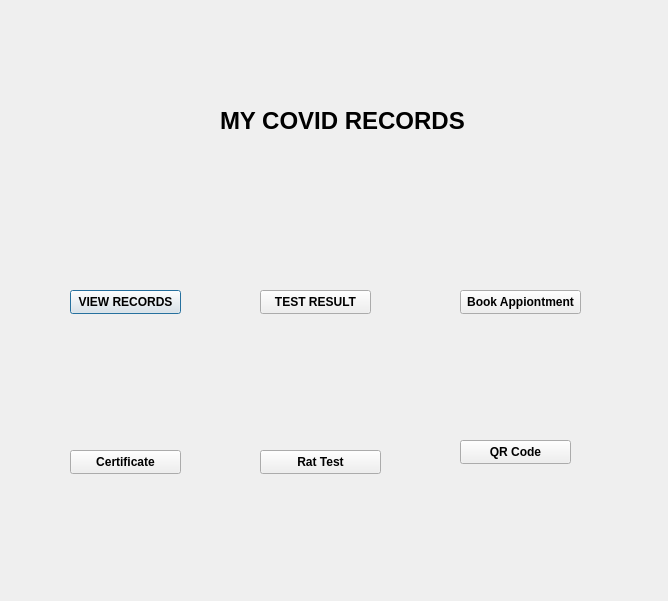
First picture: the form in MyCovidRecordsQt/dashboard.ui, repository BrooklynRobertson/106.2, before the edit.
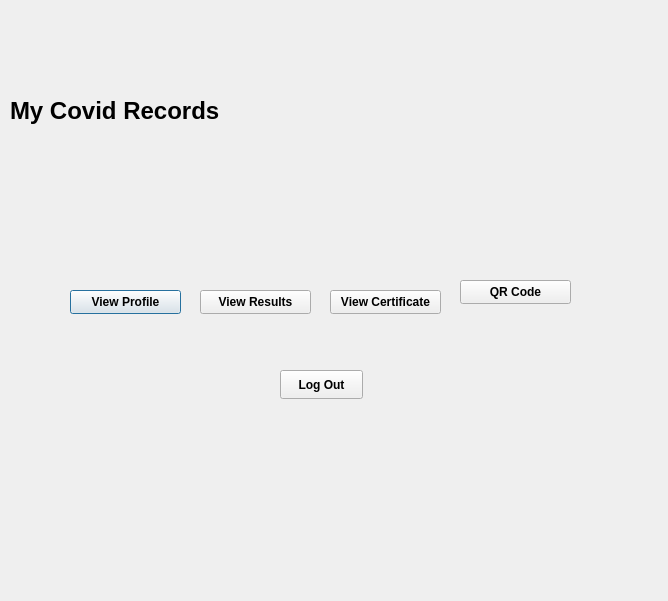
Second picture: the form after the edit. Icons and pictures are not drawn.

The edit to the form file:
```diff
--- a/MyCovidRecordsQt/dashboard.ui
+++ b/MyCovidRecordsQt/dashboard.ui
@@ -18,25 +18,6 @@
   <property name="windowTitle">
    <string>DASHBOARD MENU</string>
   </property>
-  <widget class="QLabel" name="label">
-   <property name="geometry">
-    <rect>
-     <x>220</x>
-     <y>100</y>
-     <width>251</width>
-     <height>41</height>
-    </rect>
-   </property>
-   <property name="font">
-    <font>
-     <pointsize>18</pointsize>
-     <bold>true</bold>
-    </font>
-   </property>
-   <property name="text">
-    <string>MY COVID RECORDS</string>
-   </property>
-  </widget>
   <widget class="QWidget" name="logo" native="true">
    <property name="geometry">
     <rect>
@@ -68,13 +49,13 @@
     </font>
    </property>
    <property name="text">
-    <string>VIEW RECORDS</string>
+    <string>View Profile</string>
    </property>
   </widget>
   <widget class="QPushButton" name="pushButtontest">
    <property name="geometry">
     <rect>
-     <x>260</x>
+     <x>200</x>
      <y>290</y>
      <width>111</width>
      <height>24</height>
@@ -86,58 +67,27 @@
     </font>
    </property>
    <property name="text">
-    <string>TEST RESULT</string>
-   </property>
-  </widget>
-  <widget class="QPushButton" name="pushButtonbook">
-   <property name="geometry">
-    <rect>
-     <x>460</x>
-     <y>290</y>
-     <width>121</width>
-     <height>24</height>
-    </rect>
-   </property>
-   <property name="font">
-    <font>
-     <bold>true</bold>
-    </font>
-   </property>
-   <property name="text">
-    <string>Book Appiontment</string>
+    <string>View Results</string>
    </property>
   </widget>
   <widget class="QPushButton" name="pushButtoncertificate">
    <property name="geometry">
     <rect>
-     <x>70</x>
-     <y>450</y>
+     <x>330</x>
+     <y>290</y>
      <width>111</width>
      <height>24</height>
     </rect>
    </property>
    <property name="text">
-    <string>Certificate</string>
-   </property>
-  </widget>
-  <widget class="QPushButton" name="pushButtonrat">
-   <property name="geometry">
-    <rect>
-     <x>260</x>
-     <y>450</y>
-     <width>121</width>
-     <height>24</height>
-    </rect>
-   </property>
-   <property name="text">
-    <string>Rat Test</string>
+    <string>View Certificate</string>
    </property>
   </widget>
   <widget class="QPushButton" name="pushButtonQR">
    <property name="geometry">
     <rect>
      <x>460</x>
-     <y>440</y>
+     <y>280</y>
      <width>111</width>
      <height>24</height>
     </rect>
@@ -173,7 +123,7 @@
   <widget class="QWidget" name="layoutWidget">
    <property name="geometry">
     <rect>
-     <x>260</x>
+     <x>200</x>
      <y>180</y>
      <width>111</width>
      <height>111</height>
@@ -196,32 +146,8 @@
   <widget class="QWidget" name="layoutWidget">
    <property name="geometry">
     <rect>
-     <x>460</x>
+     <x>330</x>
      <y>180</y>
-     <width>121</width>
-     <height>111</height>
-    </rect>
-   </property>
-   <layout class="QVBoxLayout" name="verticalLayout_4">
-    <item>
-     <widget class="QWidget" name="book" native="true">
-      <property name="styleSheet">
-       <string notr="true">#book {
-border-image: url(:/images/book appiontment.png)
-
-}
-</string>
-      </property>
-      <layout class="QVBoxLayout" name="verticalLayout_3"/>
-     </widget>
-    </item>
-   </layout>
-  </widget>
-  <widget class="QWidget" name="layoutWidget">
-   <property name="geometry">
-    <rect>
-     <x>70</x>
-     <y>340</y>
      <width>111</width>
      <height>111</height>
     </rect>
@@ -240,34 +166,11 @@
     </item>
    </layout>
   </widget>
-  <widget class="QWidget" name="layoutWidget">
-   <property name="geometry">
-    <rect>
-     <x>260</x>
-     <y>340</y>
-     <width>121</width>
-     <height>111</height>
-    </rect>
-   </property>
-   <layout class="QVBoxLayout" name="verticalLayout_6">
-    <item>
-     <widget class="QWidget" name="rat" native="true">
-      <property name="styleSheet">
-       <string notr="true">#rat {
-border-image: url(:/images/testresult.png)
-
-}
-</string>
-      </property>
-     </widget>
-    </item>
-   </layout>
-  </widget>
   <widget class="QSplitter" name="splitter">
    <property name="geometry">
     <rect>
      <x>460</x>
-     <y>340</y>
+     <y>180</y>
      <width>111</width>
      <height>101</height>
     </rect>
@@ -285,6 +188,38 @@
     </property>
    </widget>
   </widget>
+  <widget class="QPushButton" name="pushButton">
+   <property name="geometry">
+    <rect>
+     <x>280</x>
+     <y>370</y>
+     <width>83</width>
+     <height>29</height>
+    </rect>
+   </property>
+   <property name="text">
+    <string>Log Out</string>
+   </property>
+  </widget>
+  <widget class="QLabel" name="label">
+   <property name="geometry">
+    <rect>
+     <x>10</x>
+     <y>90</y>
+     <width>311</width>
+     <height>41</height>
+    </rect>
+   </property>
+   <property name="font">
+    <font>
+     <pointsize>18</pointsize>
+     <bold>true</bold>
+    </font>
+   </property>
+   <property name="text">
+    <string>My Covid Records</string>
+   </property>
+  </widget>
  </widget>
  <resources/>
  <connections/>
```
